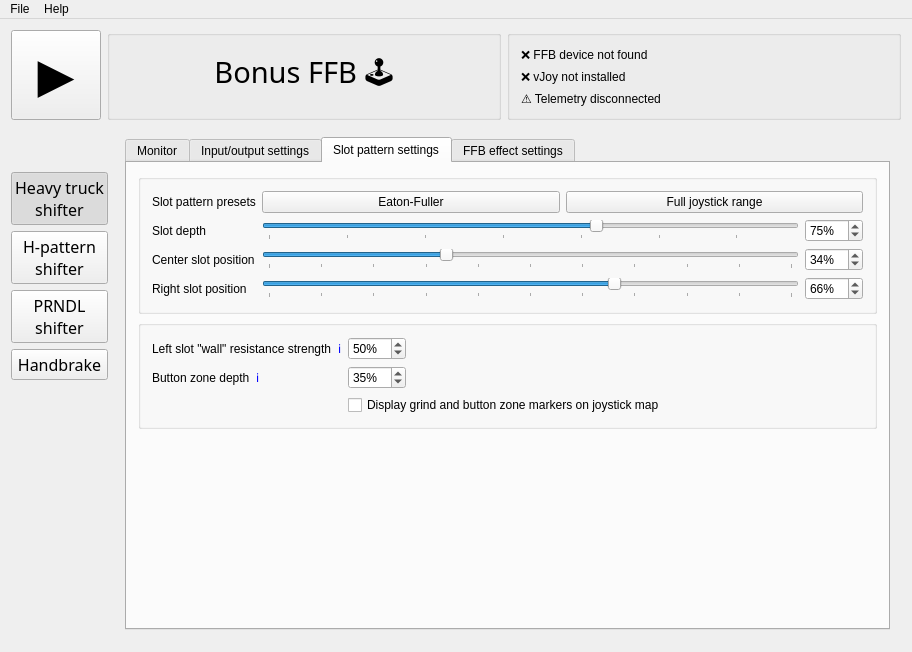
kgmonteith/BonusFFB, file BonusFFB/BonusFFB.ui: the form before one commit.
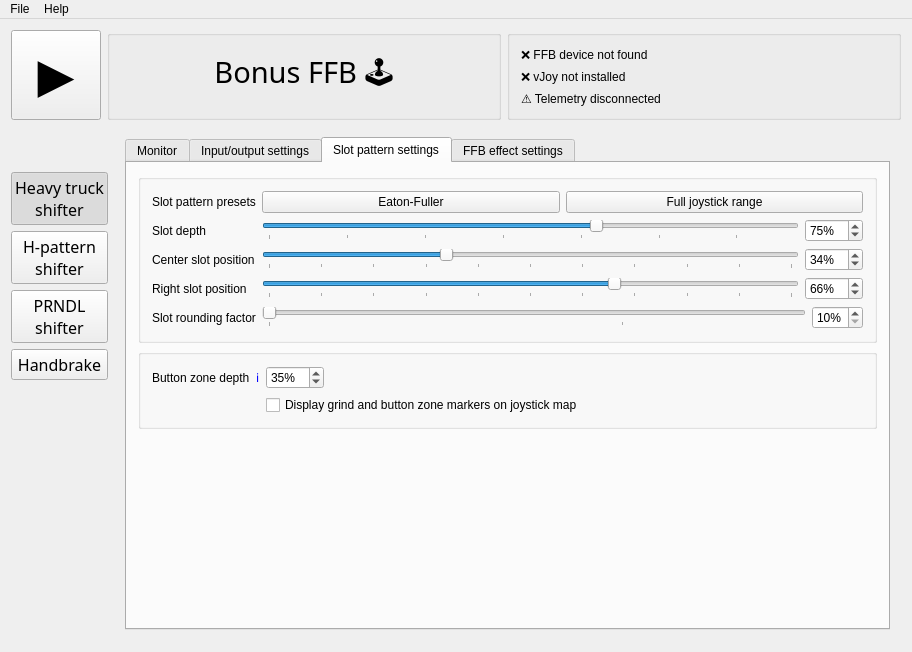
The form after the commit. Icons and pictures are not drawn.

Commit message:
Slot rounding (#36)
* Implemented slot rounding effects. No more square, notchy gates!
* Improved heavy truck left-slot-wall effect
* Strengthened Prndl left/right centering effect

```diff
--- a/BonusFFB/BonusFFB.ui
+++ b/BonusFFB/BonusFFB.ui
@@ -928,6 +928,59 @@
                  </item>
                 </layout>
                </item>
+               <item row="4" column="0">
+                <layout class="QHBoxLayout" name="horizontalLayout_55">
+                 <item>
+                  <widget class="QLabel" name="label_45">
+                   <property name="text">
+                    <string>Slot rounding factor</string>
+                   </property>
+                  </widget>
+                 </item>
+                </layout>
+               </item>
+               <item row="4" column="1">
+                <layout class="QHBoxLayout" name="horizontalLayout_56">
+                 <item>
+                  <widget class="QSlider" name="heavytruck_slotRoundingFactorSlider">
+                   <property name="minimum">
+                    <number>10</number>
+                   </property>
+                   <property name="maximum">
+                    <number>25</number>
+                   </property>
+                   <property name="value">
+                    <number>10</number>
+                   </property>
+                   <property name="orientation">
+                    <enum>Qt::Orientation::Horizontal</enum>
+                   </property>
+                   <property name="tickPosition">
+                    <enum>QSlider::TickPosition::TicksBelow</enum>
+                   </property>
+                   <property name="tickInterval">
+                    <number>10</number>
+                   </property>
+                  </widget>
+                 </item>
+                 <item>
+                  <widget class="QSpinBox" name="heavytruck_slotRoundingFactorSpinbox">
+                   <property name="suffix">
+                    <string>%</string>
+                   </property>
+                   <property name="minimum">
+                    <number>10</number>
+                   </property>
+                   <property name="maximum">
+                    <number>25</number>
+                   </property>
+                   <property name="value">
+                    <number>10</number>
+                   </property>
+                  </widget>
+                 </item>
+                </layout>
+               </item>
               </layout>
              </widget>
             </item>
@@ -938,49 +991,6 @@
               </property>
               <layout class="QFormLayout" name="formLayout_11">
                <item row="0" column="0">
-                <layout class="QHBoxLayout" name="horizontalLayout_53">
-                 <item>
-                  <widget class="QLabel" name="label_49">
-                   <property name="text">
-                    <string>Left slot &quot;wall&quot; resistance strength</string>
-                   </property>
-                  </widget>
-                 </item>
-                 <item>
-                  <widget class="QLabel" name="label_50">
-                   <property name="text">
-                    <string>&lt;a href=&quot;https://kgmonteith.github.io/BonusFFB/heavytruck/#left-slot-resistance&quot; style=&quot;text-decoration: none&quot;&gt;ℹ️&lt;/a&gt;</string>
-                   </property>
-                   <property name="openExternalLinks">
-                    <bool>true</bool>
-                   </property>
-                  </widget>
-                 </item>
-                </layout>
-               </item>
-               <item row="0" column="1">
-                <widget class="QSpinBox" name="heavytruck_leftSlotResistanceStrengthSpinbox">
-                 <property name="sizePolicy">
-                  <sizepolicy hsizetype="Fixed" vsizetype="Fixed">
-                   <horstretch>0</horstretch>
-                   <verstretch>0</verstretch>
-                  </sizepolicy>
-                 </property>
-                 <property name="suffix">
-                  <string>%</string>
-                 </property>
-                 <property name="minimum">
-                  <number>0</number>
-                 </property>
-                 <property name="maximum">
-                  <number>100</number>
-                 </property>
-                 <property name="value">
-                  <number>50</number>
-                 </property>
-                </widget>
-               </item>
-               <item row="1" column="0">
                 <layout class="QHBoxLayout" name="horizontalLayout_52">
                  <item>
                   <widget class="QLabel" name="label_47">
@@ -1001,7 +1011,7 @@
                  </item>
                 </layout>
                </item>
-               <item row="1" column="1">
+               <item row="0" column="1">
                 <widget class="QSpinBox" name="heavytruck_buttonZoneDepthSpinbox">
                  <property name="sizePolicy">
                   <sizepolicy hsizetype="Fixed" vsizetype="Fixed">
@@ -1023,7 +1033,7 @@
                  </property>
                 </widget>
                </item>
-               <item row="2" column="1">
+               <item row="1" column="1">
                 <widget class="QCheckBox" name="heavytruck_displayZoneMarkers">
                  <property name="text">
                   <string>Display grind and button zone markers on joystick map</string>
```
Left out of the diff: 32 changed lines with no effect on the pictures. The commit also changes 16 other files.
